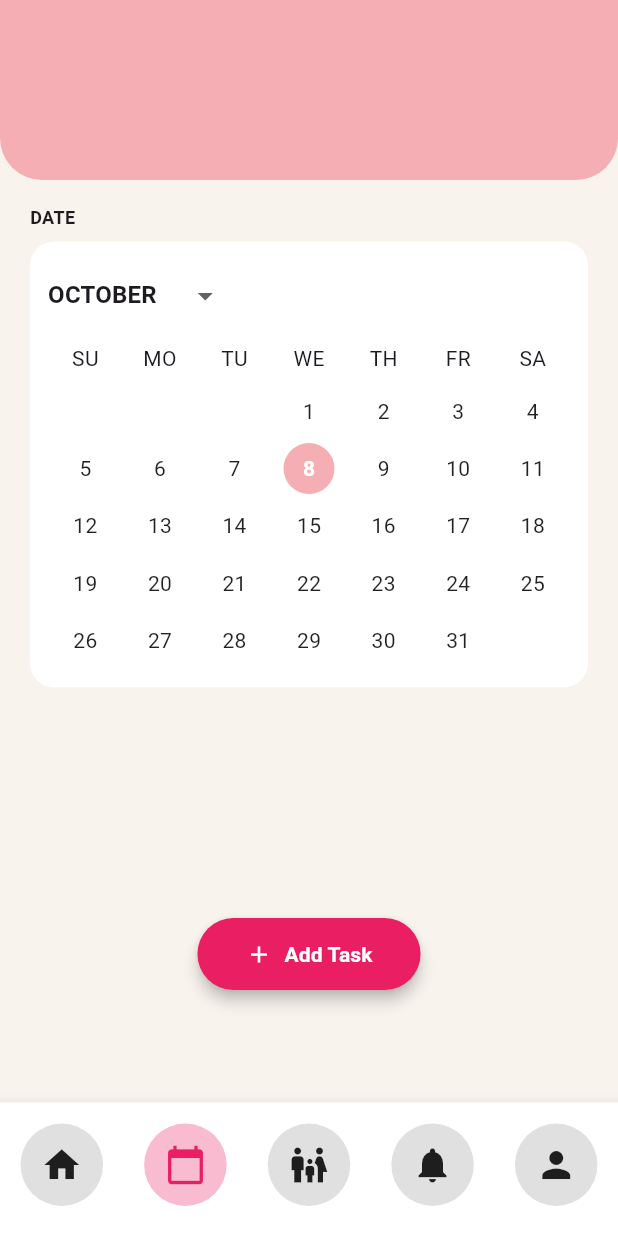
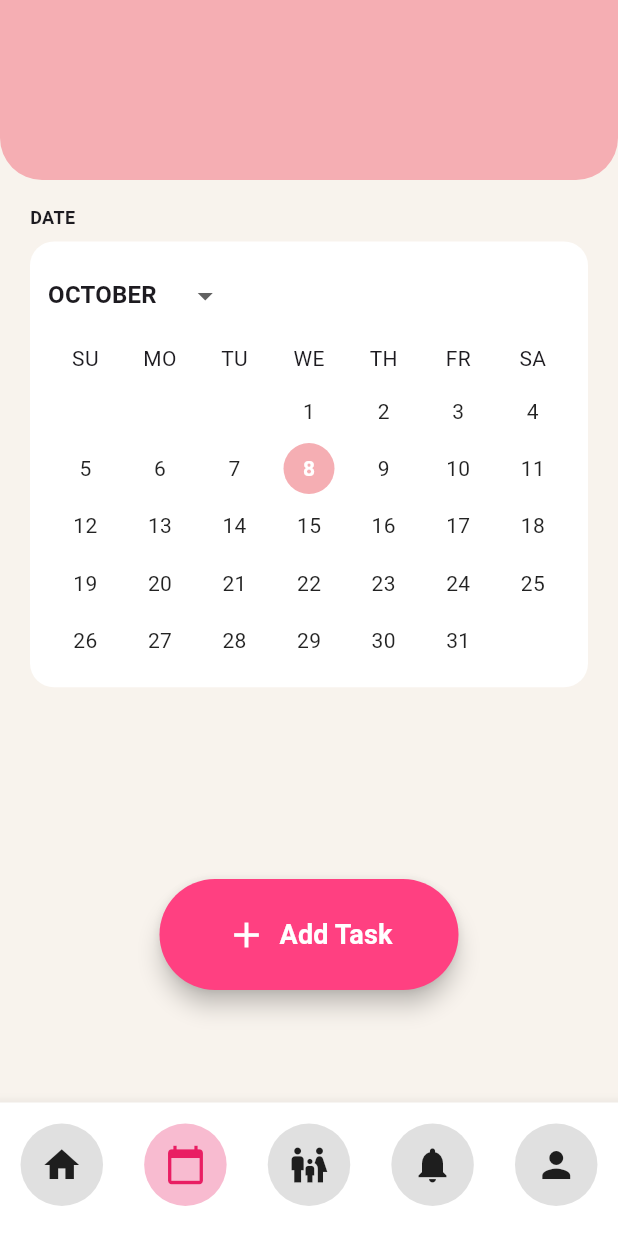
Before and after one commit to adriann47/Carepanion, a Flutter app: the CalendarScreenRegular screen opened directly, on a phone screen of 412 x 824 dp. Run offline on Flutter 3.47's test engine with Material 3 defaults, Android fonts, the phone set to English and light mode, and no system bars; our stand-ins replace google_fonts.

Commit message:
update task button

```diff
--- a/lib/Regular Screen/calendar_screen_regular.dart
+++ b/lib/Regular Screen/calendar_screen_regular.dart
@@ -218,6 +218,8 @@ class _CalendarScreenRegularState extends State<CalendarScreenRegular> {
               const SizedBox(height: 80),
             ],
           ),
+
+          // --- ADD TASK BUTTON ---
           Positioned(
             bottom: 75,
             child: ElevatedButton.icon(
@@ -231,27 +233,33 @@ class _CalendarScreenRegularState extends State<CalendarScreenRegular> {
                   ),
                 );
               },
-              icon: const Icon(Icons.add, color: Colors.white),
-              label: const Text(
-                'Add Task',
-                style: TextStyle(
-                  color: Colors.white,
-                  fontWeight: FontWeight.bold,
+              icon: const Icon(Icons.add, color: Colors.white, size: 28),
+              label: const Padding(
+                padding: EdgeInsets.symmetric(vertical: 6),
+                child: Text(
+                  'Add Task',
+                  style: TextStyle(
+                    color: Colors.white,
+                    fontWeight: FontWeight.bold,
+                    fontSize: 18,
+                  ),
                 ),
               ),
               style: ElevatedButton.styleFrom(
-                backgroundColor: Colors.pink,
+                backgroundColor: Colors.pinkAccent,
                 padding:
-                    const EdgeInsets.symmetric(horizontal: 32, vertical: 14),
+                    const EdgeInsets.symmetric(horizontal: 44, vertical: 18),
                 shape: RoundedRectangleBorder(
-                  borderRadius: BorderRadius.circular(30),
+                  borderRadius: BorderRadius.circular(40),
                 ),
-                elevation: 4,
+                elevation: 6,
               ),
             ),
           ),
         ],
       ),
+
+      // --- BOTTOM NAVIGATION ---
       bottomNavigationBar: BottomNavigationBar(
         type: BottomNavigationBarType.fixed,
         backgroundColor: Colors.white,
```
